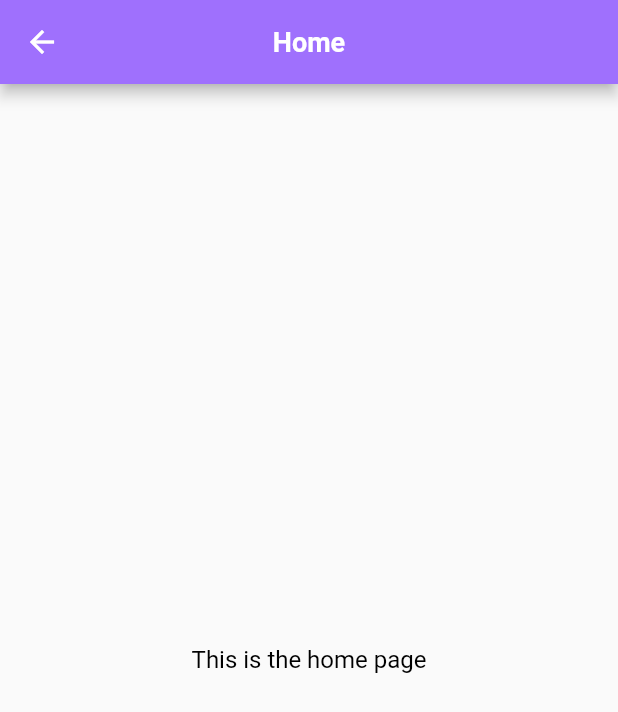
After one commit to PanMaster13/Panmaster_App, a Flutter app: the HomeScreen screen opened by its route, on a phone screen of 412 x 824 dp. The commit adds this screen. Shown: the top 712 px of the screen. Run offline on Flutter 3.47's test engine with Material 2 defaults, Android fonts, the phone set to English and light mode, and no system bars; our stand-ins replace device_info_plus, get, package_info_plus; missing offline and left inert: android_id.

Commit message:
25-2-2024 - Loading to Home Screen

```diff
--- a/panmasterapp/lib/main.dart
+++ b/panmasterapp/lib/main.dart
@@ -3,6 +3,7 @@ import 'package:flutter/services.dart';
 import 'package:get/get.dart';
 import 'package:panmasterapp/common/app_theme_data.dart';
 import 'package:panmasterapp/main_controller.dart';
+import 'package:panmasterapp/screens/home/home_screen.dart';
 import 'package:panmasterapp/screens/loading/loading_screen.dart';
 
 void main() async {
@@ -21,6 +22,9 @@ class MyApp extends StatelessWidget {
       debugShowCheckedModeBanner: false,
       theme: AppThemeData.themeData,
       home: const LoadingScreen(),
+      getPages: <GetPage>[
+        GetPage(name: "/homeScreen", page: () => const HomeScreen()),
+      ],
     );
   }
 }
--- a/panmasterapp/lib/main_controller.dart
+++ b/panmasterapp/lib/main_controller.dart
@@ -1,6 +1,8 @@
 import 'package:get/get.dart';
 
 class MainController extends GetxController {
+  String deviceId = "";
+  String appVersion = "";
 
   @override
   void onInit() {
--- /dev/null
+++ b/panmasterapp/lib/screens/home/home_screen.dart
@@ -0,0 +1,26 @@
+import 'package:flutter/material.dart';
+import 'package:get/get.dart';
+import 'package:panmasterapp/common/app_font_style.dart';
+import 'package:panmasterapp/screens/home/home_screen_controller.dart';
+
+class HomeScreen extends StatelessWidget {
+  const HomeScreen({Key? key}) : super(key: key);
+
+  @override
+  Widget build(BuildContext context) {
+    final HomeScreenController homeScreenController = Get.put(HomeScreenController());
+
+    return Scaffold(
+      appBar: AppBar(
+        title: const Text("Home"),
+      ),
+      body: const Center(
+        child: Text(
+          "This is the home page",
+          style: AppFontStyle.bodyNormal16,
+        ),
+      ),
+    );
+  }
+
+}
--- /dev/null
+++ b/panmasterapp/lib/screens/home/home_screen_controller.dart
@@ -0,0 +1,16 @@
+import 'package:get/get.dart';
+import 'package:panmasterapp/main_controller.dart';
+
+class HomeScreenController extends GetxController {
+  final MainController mainController = Get.find();
+
+  @override
+  void onInit() {
+    super.onInit();
+  }
+
+  @override
+  void dispose() {
+    super.dispose();
+  }
+}
--- a/panmasterapp/pubspec.yaml
+++ b/panmasterapp/pubspec.yaml
@@ -35,6 +35,10 @@ dependencies:
   # Use with the CupertinoIcons class for iOS style icons.
   cupertino_icons: ^1.0.2
   get: ^4.6.1
+  sqflite: ^2.0.0+3
+  device_info_plus: ^9.1.0
+  package_info_plus: ^4.2.0
+  android_id: ^0.3.6
 
 dev_dependencies:
   flutter_test:
```
Also changed, not shown: panmasterapp/lib/screens/loading/loading_screen_controller.dart (+29 -1 lines), panmasterapp/pubspec.lock, 1 other file.
